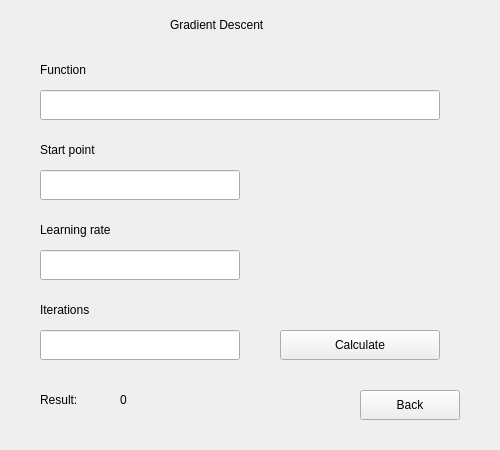
Old version of the form client/gradientwindow.ui in the repository strnb/GradientProject.
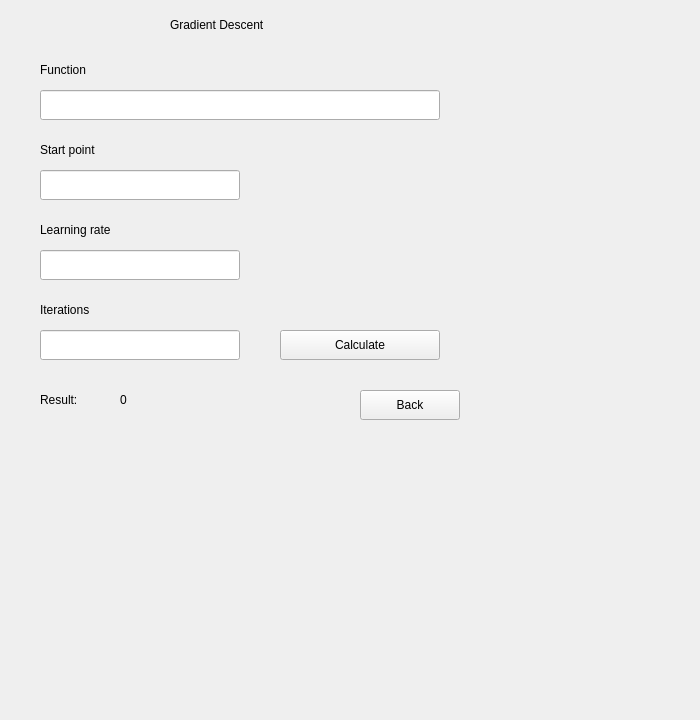
New version of the form. Custom widgets are drawn as their Qt base class.

Diff of the .ui file:
```diff
--- a/client/gradientwindow.ui
+++ b/client/gradientwindow.ui
@@ -9,8 +9,8 @@
             <rect>
                 <x>0</x>
                 <y>0</y>
-                <width>500</width>
-                <height>450</height>
+                <width>700</width>
+                <height>720</height>
             </rect>
         </property>
 
@@ -87,6 +87,17 @@
                 </property>
             </widget>
 
+            <widget class="GradientGraphWidget" name="graphWidget">
+                <property name="geometry">
+                    <rect>
+                        <x>30</x>
+                        <y>430</y>
+                        <width>620</width>
+                        <height>220</height>
+                    </rect>
+                </property>
+            </widget>
+
             <widget class="QLabel" name="rateLabel">
                 <property name="geometry">
                     <rect>
@@ -206,4 +217,12 @@
     <resources/>
     <connections/>
 
+    <customwidgets>
+        <customwidget>
+            <class>GradientGraphWidget</class>
+            <extends>QWidget</extends>
+            <header>gradientgraphwidget.h</header>
+        </customwidget>
+    </customwidgets>
+
 </ui>
```
